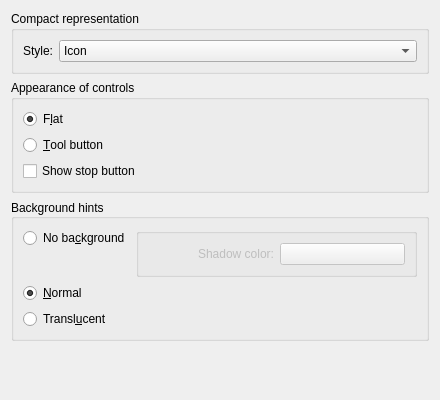
This is engine/generalconfig.ui in jsmitar/playbar2 as Qt 5 draws it before an edit. The edited form follows.
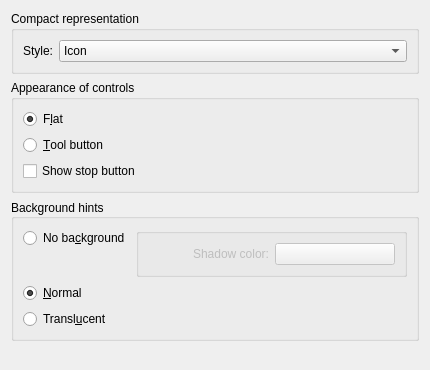
This is the edited form. Custom widgets are drawn as their Qt base class.

Commit message: Setting minimumSize

What changed in the file:
```diff
--- a/engine/generalconfig.ui
+++ b/engine/generalconfig.ui
@@ -6,8 +6,8 @@
    <rect>
     <x>0</x>
     <y>0</y>
-    <width>440</width>
-    <height>400</height>
+    <width>430</width>
+    <height>370</height>
    </rect>
   </property>
   <property name="sizePolicy">
@@ -18,8 +18,8 @@
   </property>
   <property name="minimumSize">
    <size>
-    <width>440</width>
-    <height>400</height>
+    <width>430</width>
+    <height>370</height>
    </size>
   </property>
   <layout class="QGridLayout" name="gridLayout">
```
